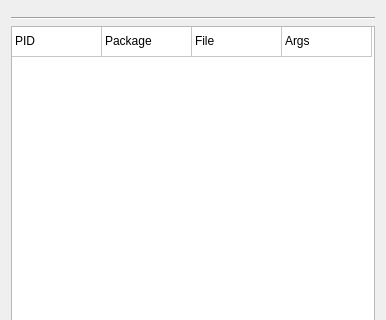
Qt form landside/catkin_ws/src/gui/resource/LaunchWidget.ui (DukeRobotics/robosub-ros) before a commit; both pictures show x 0 to 386 and y 0 to 320 of the 386 by 463 pixel window.
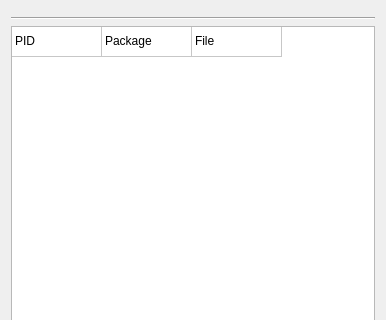
The same form after that commit. Custom widgets are drawn as their Qt base class.

Commit message: Deleted Args row and added scrollable area in Launch Dialog

Diff of the .ui file:
```diff
--- a/landside/catkin_ws/src/gui/resource/LaunchWidget.ui
+++ b/landside/catkin_ws/src/gui/resource/LaunchWidget.ui
@@ -67,7 +67,7 @@
       <number>1</number>
      </property>
      <property name="columnCount">
-      <number>4</number>
+      <number>3</number>
      </property>
      <attribute name="horizontalHeaderVisible">
       <bool>false</bool>
@@ -107,11 +107,6 @@
        <string>File</string>
       </property>
      </item>
-     <item row="0" column="3">
-      <property name="text">
-       <string>Args</string>
-      </property>
-     </item>
     </widget>
    </item>
   </layout>
```
The commit also changes 2 other files.
